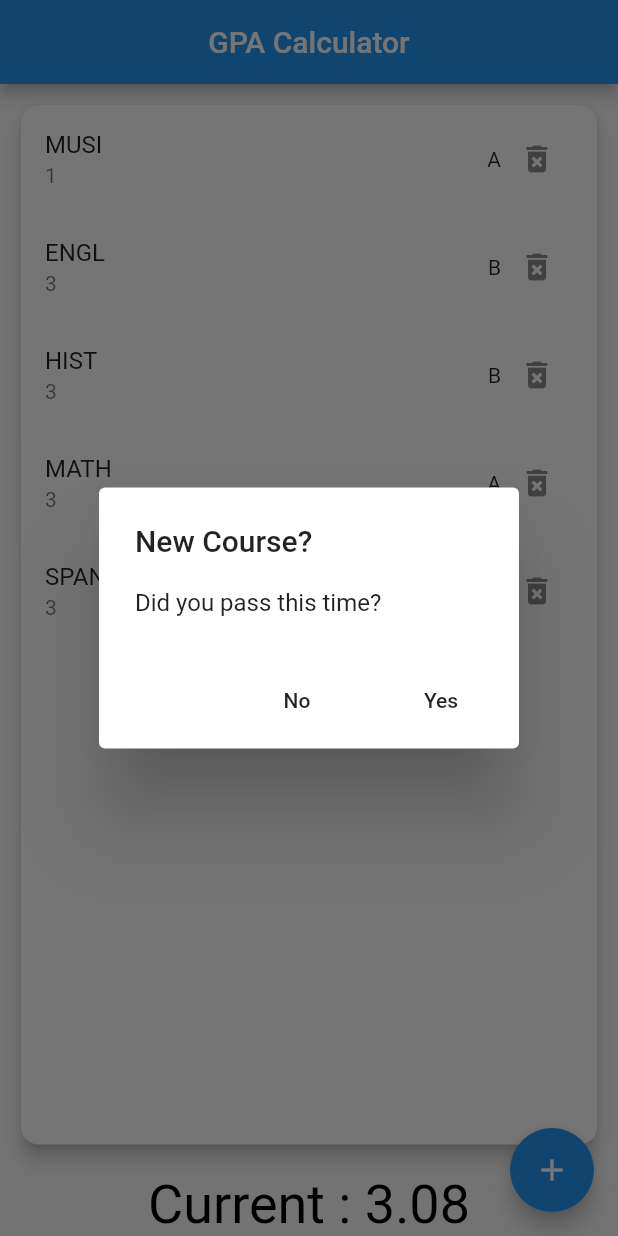
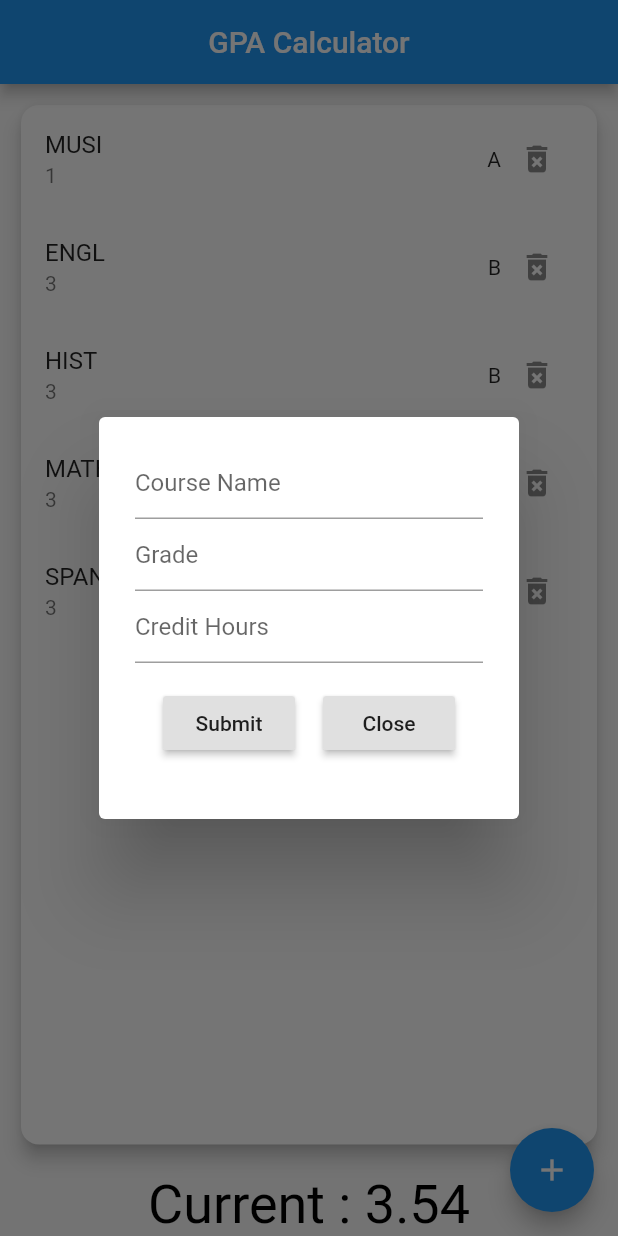
Before and after one commit to aking618/GPA-Calculator-App, a Flutter app: the screen it shows after launch, after a tap on the "add" icon, on a phone screen of 412 x 824 dp. Run offline on Flutter 3.47's test engine with Material 2 defaults, Android fonts, the phone set to English and light mode, and no system bars.

Commit message:
Finished implementing base functionality

```diff
--- a/assets/filler.json
+++ b/assets/filler.json
@@ -23,7 +23,7 @@
     {
       "title": "SPAN",
       "number": "3",
-      "grade": "C"
+      "grade": "A"
     }
   ]
 }
--- a/lib/main.dart
+++ b/lib/main.dart
@@ -47,7 +47,13 @@ class _HomeState extends State<Home> {
       ),
       floatingActionButton: FloatingActionButton(
         onPressed: () {
-          _onWillPop();
+            //newCourseFormField(context, courseList);
+          showDialog(
+              context: context,
+              builder: (BuildContext context) {
+                return newCourseFormField(context, courseList);
+              }
+          ).then((_) => setState((){}));
         },
         child: Icon(Icons.add),
       ),
@@ -113,24 +119,4 @@ class _HomeState extends State<Home> {
       ),
     );
   }
-
-  Future<bool> _onWillPop() async {
-    return (await showDialog(
-      context: context,
-      builder: (context) => new AlertDialog(
-        title: new Text('New Course?'),
-        content: new Text('Did you pass this time?'),
-        actions: <Widget>[
-          new FlatButton(
-            onPressed: () => Navigator.of(context).pop(false),
-            child: new Text('No'),
-          ),
-          new FlatButton(
-            onPressed: () => Navigator.of(context).pop(true),
-            child: new Text('Yes'),
-          ),
-        ],
-      ),
-    )) ?? false;
-  }
 }
--- a/lib/services/course_model.dart
+++ b/lib/services/course_model.dart
@@ -28,8 +28,8 @@ String courseToJson(List<Course> courses) {
 
   for (int i = 0; i < courses.length; i++) {
     courseString += '{"title": "${courses[i].title}",'
-        '"number": ${courses[i].number}",'
-        '"grade": ${courses[i].grade}"';
+        '"number": "${courses[i].number}",'
+        '"grade": "${courses[i].grade}"}';
 
     if (!(i == courses.length - 1)) {
       courseString += ',';
--- a/lib/services/formfield.dart
+++ b/lib/services/formfield.dart
@@ -1,39 +1,124 @@
 import 'package:flutter/material.dart';
 
-Widget newCourseFormField() {
+import 'package:gpa_calculator/services/json_storage.dart';
+import 'package:gpa_calculator/services/courses_model.dart';
+import 'package:gpa_calculator/services/course_model.dart';
+
+Widget newCourseFormField(BuildContext context, CourseList list) {
+
+  String course;
+  String grade;
+  String creditHour;
+
   final _formKey = GlobalKey<FormState>();
-
-  return Form(
+//  return showDialog(
+//      context: context,
+//      builder: (BuildContext context) {
+        return AlertDialog(
+          content: Stack(
+            overflow: Overflow.visible,
+            children: <Widget>[
+              Form(
                 key: _formKey,
                 child: Column(
                   crossAxisAlignment: CrossAxisAlignment.start,
+                  mainAxisAlignment: MainAxisAlignment.center,
+                  mainAxisSize: MainAxisSize.min,
                   children: <Widget>[
                     TextFormField(
                       decoration: const InputDecoration(
-            hintText: 'Enter your grade',
+                        hintText: 'Course Name',
                       ),
                       validator: (value) {
-            if (value != "A" || value != "B") {
-              return 'Please enter either "A" or "B"';
+                        if (value.isEmpty) {
+                          return 'Enter Course Name';
                         }
+                        value = value.trim();
+                        course = value;
                         return null;
+                      },
+                    ),
+                    TextFormField(
+                      decoration: const InputDecoration(
+                        hintText: 'Grade',
+                      ),
+                      validator: (value) {
+                        if (value.isEmpty) {
+                          return 'Please enter either "A", "B", "C", "D", "F"';
+                        }
+                        else if (value.isNotEmpty) {
+                          value = value.trim();
+                          if (!(value == "A" || value == "B" || value == "C" || value == "D" || value == "F")) {
+                            return 'Please enter either "A", "B", "C", "D", "F"';
+                          }
+                        }
+                        grade = value;
+                        return null;
+                      },
+                    ),
+                    TextFormField(
+                      decoration: const InputDecoration(
+                        hintText: 'Credit Hours',
+                      ),
+                      validator: (value) {
+                        bool isNumeric(String s) {
+                          if(s == null) {
+                            return false;
+                          }
+
+                          return double.tryParse(s) != null;
+                        }
+                        if (value.isEmpty) {
+                          return 'Please enter a number 1-6';
+                        }
+
+                        if (isNumeric(value)) {
+                          if ((int.parse(value) > 0 && int.parse(value) < 7)) {
+                            value = value.trim();
+                            creditHour = value;
+                            return null;
+                          }
+                          else {
+                            return 'Please enter a number 1-6';
+                          }
+                        }
+                        else {
+                          return 'Please enter a number 1-6';
+                        }
                       },
                     ),
                     Padding(
                       padding: const EdgeInsets.symmetric(vertical: 16.0),
-          child: RaisedButton(
-            onPressed: () {
+                      child: Row(
+                        mainAxisAlignment: MainAxisAlignment.spaceEvenly,
+                        children: <Widget>[
+                          RaisedButton(
+                            onPressed: () async {
                               // Validate will return true if the form is valid, or false if
                               // the form is invalid.
                               if (_formKey.currentState.validate()) {
-                // Process data.
-                // writeCourseData
+                                Course newCourse = Course(course, creditHour, grade);
+                                list.courses.add(newCourse);
+                                await writeCourseData(list);
+                                Navigator.pop(context);
                               }
                             },
                             child: Text('Submit'),
+                          ),
+                          RaisedButton(
+                            onPressed: () {
+                              Navigator.pop(context);
+                            },
+                            child: Text('Close'),
+                          )
+                        ],
+                      ),
+                    ),
+                  ],
                 ),
               ),
             ],
           ),
         );
+//      });
 }
```
Also changed, not shown: lib/services/courses_model.dart (+8 -4 lines). Lines whose indentation alone changed are shown as unchanged.
